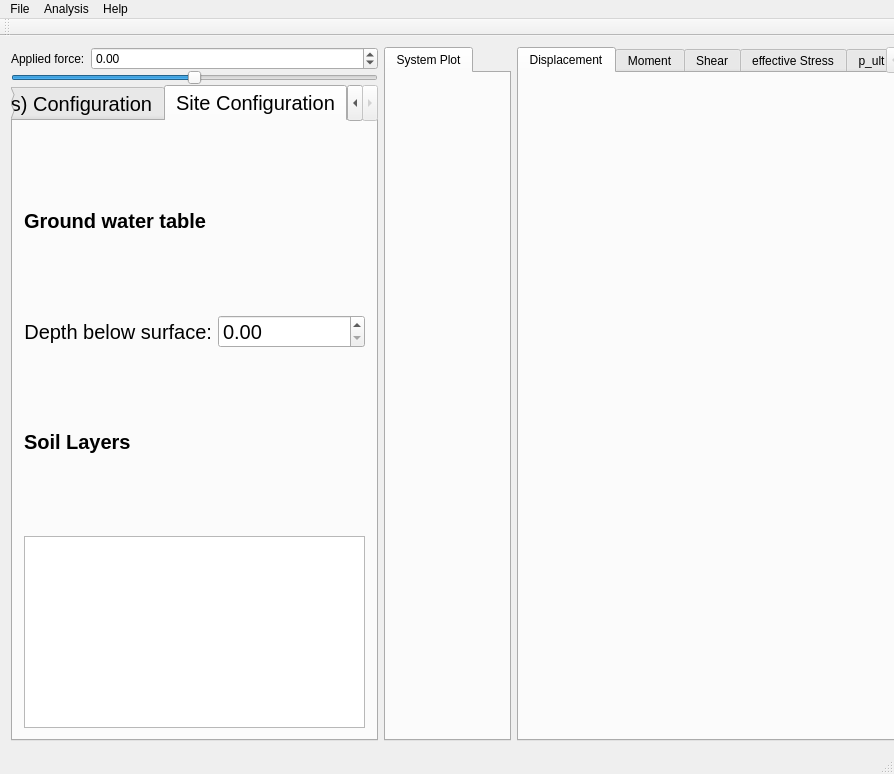
This is mainwindow.ui in NHERI-SimCenter/PileGroupTool as Qt 5 draws it before an edit. The edited form follows.
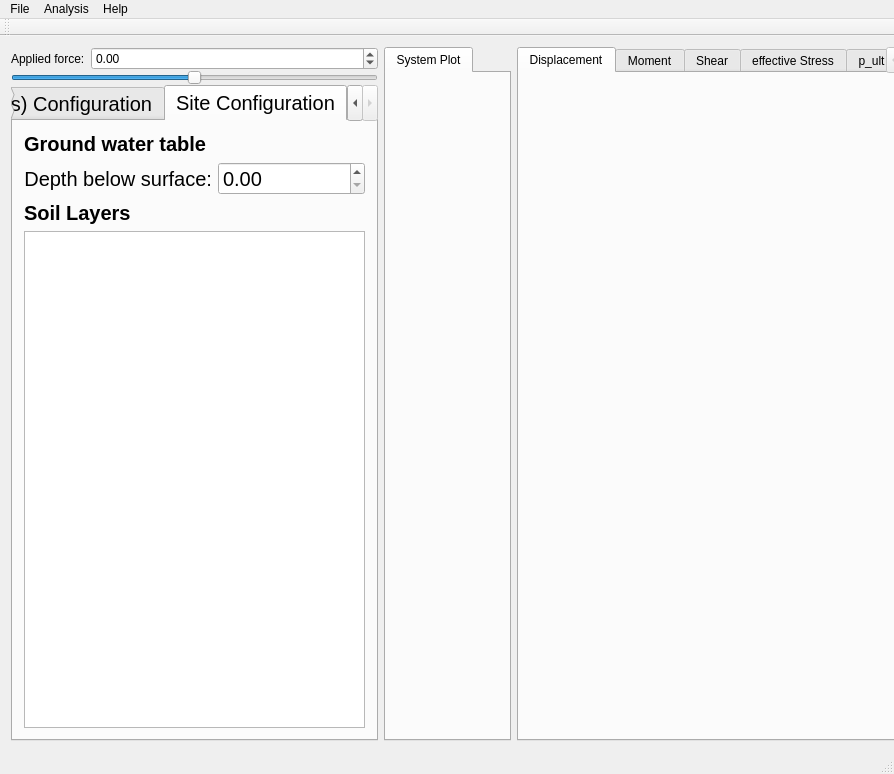
This is the edited form. The open tabs and pages were chosen to show the change. Custom widgets are drawn as their Qt base class.

What changed in the file:
```diff
--- a/mainwindow.ui
+++ b/mainwindow.ui
@@ -277,6 +277,12 @@
               <height>20</height>
              </size>
             </property>
+            <property name="maximumSize">
+             <size>
+              <width>16777215</width>
+              <height>30</height>
+             </size>
+            </property>
             <property name="font">
              <font>
               <weight>75</weight>
@@ -313,6 +319,12 @@
               <height>20</height>
              </size>
             </property>
+            <property name="maximumSize">
+             <size>
+              <width>16777215</width>
+              <height>30</height>
+             </size>
+            </property>
             <property name="font">
              <font>
               <weight>75</weight>
@@ -329,7 +341,7 @@
             <property name="sizePolicy">
              <sizepolicy hsizetype="Preferred" vsizetype="Preferred">
               <horstretch>1</horstretch>
-              <verstretch>0</verstretch>
+              <verstretch>4</verstretch>
              </sizepolicy>
             </property>
            </widget>
```
Left out of the diff: 2 changed lines with no effect on the pictures.
